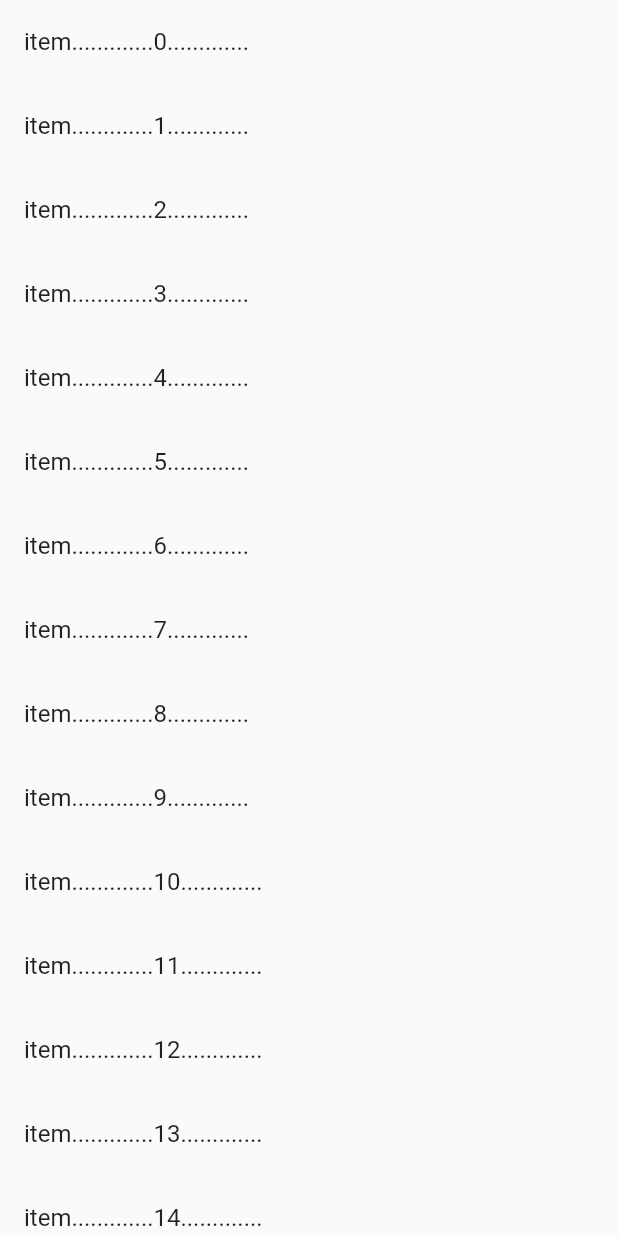
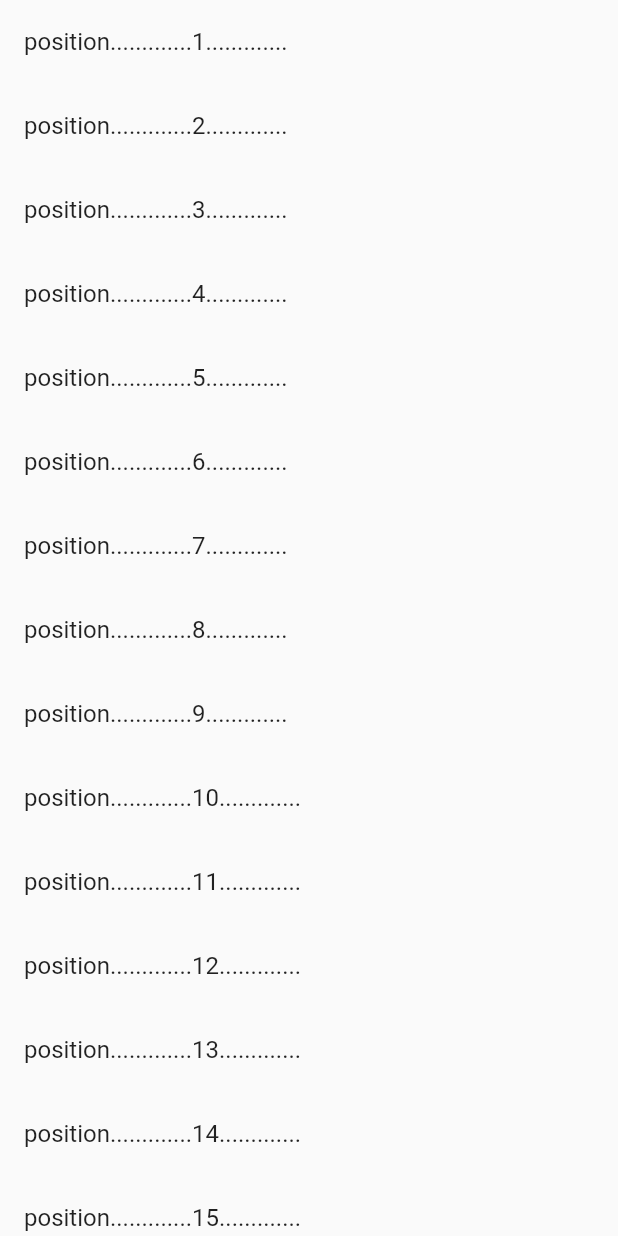
Before and after one commit to xuwennengcan/flutter_app, a Flutter app: the RefreshWidget widget shown alone on an empty page, opened directly, on a phone screen of 412 x 824 dp. Run offline on Flutter 3.47's test engine with Material 2 defaults, Android fonts, the phone set to English and light mode, and no system bars; network calls fail.

Commit message:
刷新控件

```diff
--- a/lib/widgets/RefreshWidget.dart
+++ b/lib/widgets/RefreshWidget.dart
@@ -33,8 +33,10 @@ class _RefreshWidgetState extends State<RefreshWidget> {
     _scrollController.addListener(() {
       if (_scrollController.position.pixels ==
           _scrollController.position.maxScrollExtent) {
-        setState(() {
-          _itemCount += 15;
+        Future.delayed(Duration(seconds: 1),(){
+          setState(() {
+            _itemCount += 15;
+          });
         });
       }
     });
@@ -49,11 +51,11 @@ class _RefreshWidgetState extends State<RefreshWidget> {
 
       ///创建一个列表
       child: ListView.builder(
-        itemBuilder: (context, index) {
-          print("index=$index");
+        itemBuilder: (context, position) {
+          print("index=$position");
 
           ///相等时，显示加载更多控件
-          if (index == _itemCount) {
+          if (position == _itemCount) {
             return Container(
               padding: EdgeInsets.all(10),
               alignment: Alignment.center,
@@ -62,7 +64,7 @@ class _RefreshWidgetState extends State<RefreshWidget> {
           } else {
             ///显示列表
             return ListTile(
-              title: Text("item.............$index............."),
+              title: Text("position.............${position+1}............."),
             );
           }
         },
```
